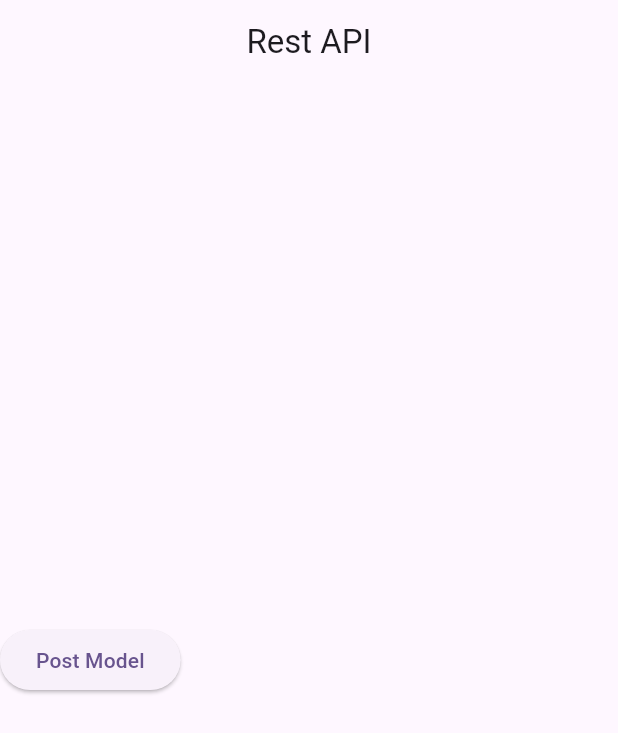
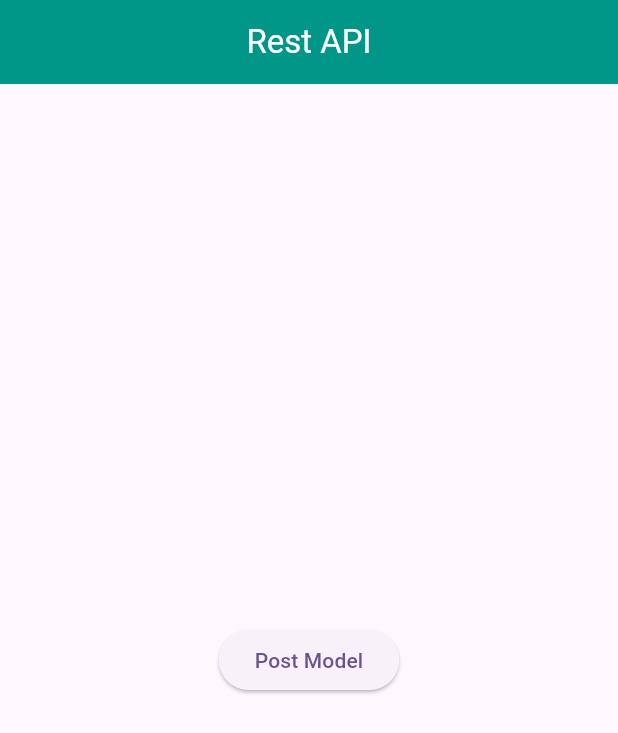
Before and after one commit to mdarifhosain214/Rest_APIs_Example, a Flutter app: the screen it shows after launch, on a phone screen of 412 x 824 dp. Shown: the top 733 px of the screen. Run offline on Flutter 3.47's test engine with Material 3 defaults, Android fonts, the phone set to English and light mode, and no system bars.

Commit message:
Fake API post fetch is done.

```diff
--- a/lib/main.dart
+++ b/lib/main.dart
@@ -9,13 +9,13 @@ class MyApp extends StatelessWidget {
   Widget build(BuildContext context) {
     return MaterialApp(
       debugShowCheckedModeBanner: false,
-      title: 'Flutter Demo',
+      title: 'Rest API',
       theme: ThemeData(
 
         colorScheme: ColorScheme.fromSeed(seedColor: Colors.deepPurple),
         useMaterial3: true,
       ),
-      home: HomeScreen(),
+      home: const HomeScreen(),
     );
   }
 }
--- a/lib/models/post_model.dart
+++ b/lib/models/post_model.dart
@@ -6,15 +6,15 @@ class PostModel {
 
   PostModel({this.userId, this.id, this.title, this.body});
 
-  PostModel.fromJson(Map<String, dynamic> json) {
+  PostModel.fromJson(Map<dynamic, dynamic> json) {
     userId = json['userId'];
     id = json['id'];
     title = json['title'];
     body = json['body'];
   }
 
-  Map<String, dynamic> toJson() {
-    final Map<String, dynamic> data = new Map<String, dynamic>();
+  Map<dynamic, dynamic> toJson() {
+    final Map<dynamic, dynamic> data = new Map<dynamic, dynamic>();
     data['userId'] = this.userId;
     data['id'] = this.id;
     data['title'] = this.title;
--- a/lib/screens/home_screen.dart
+++ b/lib/screens/home_screen.dart
@@ -1,4 +1,5 @@
 import 'package:flutter/material.dart';
+import 'package:rest_api_example/screens/post_screen.dart';
 class HomeScreen extends StatefulWidget {
   const HomeScreen({super.key});
   @override
@@ -9,15 +10,20 @@ class _HomeScreenState extends State<HomeScreen> {
   Widget build(BuildContext context) {
     return Scaffold(
       appBar: AppBar(
+        backgroundColor: Colors.teal,
         centerTitle: true,
-        title: const Text('Rest API'),
+        title: const Text('Rest API',style: TextStyle(color: Colors.white)),
       ),
-      body: Column(
-        crossAxisAlignment: CrossAxisAlignment.center,
-        mainAxisAlignment: MainAxisAlignment.center,
-        children: [
-          ElevatedButton(onPressed: (){}, child: const Text('Post Model'))
-        ],
+      body: Center(
+        child: Column(
+          crossAxisAlignment: CrossAxisAlignment.center,
+          mainAxisAlignment: MainAxisAlignment.center,
+          children: [
+            ElevatedButton(onPressed: (){
+              Navigator.push(context, MaterialPageRoute(builder: (context)=>const PostScreen()));
+            }, child: const Text('Post Model'))
+          ],
+        ),
       ),
     );
   }
--- a/pubspec.yaml
+++ b/pubspec.yaml
@@ -35,6 +35,7 @@ dependencies:
   # The following adds the Cupertino Icons font to your application.
   # Use with the CupertinoIcons class for iOS style icons.
   cupertino_icons: ^1.0.2
+  http: ^1.1.0
 
 dev_dependencies:
   flutter_test:
```
Also changed, not shown: lib/screens/post_screen.dart (+67 -0 lines), pubspec.lock.
